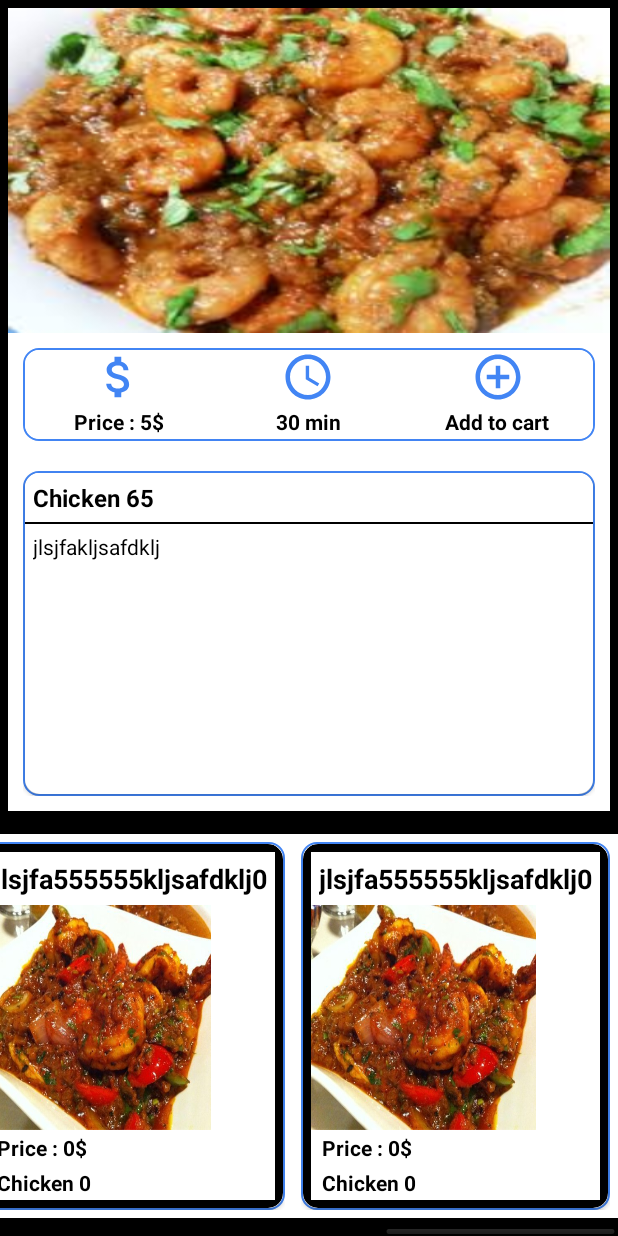
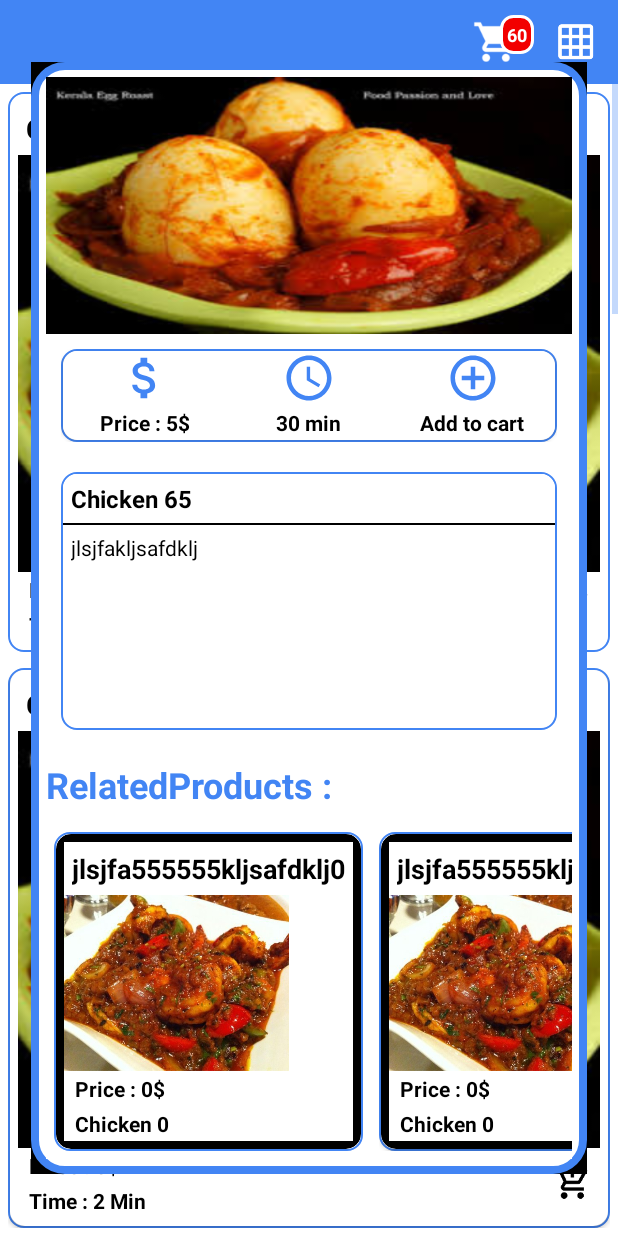
Before and after one commit to srinivasumuvva/Testing, an Android app: the ContentFragment screen opened directly, with no data from a screen before it, after a tap on "Chicken 65", on a phone screen of 412 x 824 dp. Run offline under Robolectric (Android 15) with nearby library versions, the phone set to English and light mode, and no system bars; 11 statements that could not run were skipped.

Commit message:
Bugs are fixed

```diff
--- a/app/src/main/AndroidManifest.xml
+++ b/app/src/main/AndroidManifest.xml
@@ -22,7 +22,7 @@
         <activity
             android:name=".ui.ProductDetailsRecyclerView"
             android:excludeFromRecents="true"
-            android:theme="@android:style/Theme.Dialog"></activity>
+            ></activity>
     </application>
 
 </manifest>
--- a/app/src/main/java/com/hari/restaurantdigital/adapter/DishListAdapter.java
+++ b/app/src/main/java/com/hari/restaurantdigital/adapter/DishListAdapter.java
@@ -1,9 +1,6 @@
 package com.hari.restaurantdigital.adapter;
 
 import android.content.Context;
-import android.content.Intent;
-import android.os.Bundle;
-import android.support.v4.app.FragmentTransaction;
 import android.support.v7.widget.RecyclerView;
 import android.support.v7.widget.StaggeredGridLayoutManager;
 import android.util.Log;
@@ -16,10 +13,8 @@ import android.widget.Toast;
 
 import com.hari.restaurantdigital.Model.Dish;
 import com.hari.restaurantdigital.R;
-import com.hari.restaurantdigital.fragment.SlideshowDialogFragment;
 import com.hari.restaurantdigital.interfaces.DishSelectedInterface;
 import com.hari.restaurantdigital.ui.MainActivity;
-import com.hari.restaurantdigital.ui.ProductDetailsRecyclerView;
 
 import java.util.ArrayList;
 
@@ -190,8 +185,7 @@ public class DishListAdapter extends RecyclerView.Adapter<DishListAdapter.DishLi
             itemView.setOnClickListener(new View.OnClickListener() {
                 @Override
                 public void onClick(View v) {
-                    mDishSelectedInterface.onDishSelected(mDishArrayList.get(getPosition()), getPosition());
-                    Toast.makeText(mContext,"from selected item ",Toast.LENGTH_LONG).show();
+                    mDishSelectedInterface.onFavouirteSelected(getPosition());
 
                 }
             });
--- a/app/src/main/java/com/hari/restaurantdigital/fragment/ContentFragment.java
+++ b/app/src/main/java/com/hari/restaurantdigital/fragment/ContentFragment.java
@@ -1,9 +1,5 @@
 package com.hari.restaurantdigital.fragment;
 
-import android.content.Intent;
-import android.graphics.Bitmap;
-import android.graphics.drawable.BitmapDrawable;
-import android.graphics.drawable.Drawable;
 import android.os.Bundle;
 import android.support.annotation.Nullable;
 import android.support.v4.app.ActivityCompat;
@@ -11,20 +7,15 @@ import android.support.v4.app.FragmentTransaction;
 import android.support.v7.widget.LinearLayoutManager;
 import android.support.v7.widget.RecyclerView;
 import android.support.v7.widget.StaggeredGridLayoutManager;
-import android.view.LayoutInflater;
-import android.view.Menu;
-import android.view.MenuInflater;
 import android.view.MenuItem;
 import android.view.View;
-import android.widget.TextView;
 
 import com.hari.restaurantdigital.Model.Dish;
 import com.hari.restaurantdigital.R;
 import com.hari.restaurantdigital.adapter.DishListAdapter;
 import com.hari.restaurantdigital.base.BaseFragment;
 import com.hari.restaurantdigital.interfaces.DishSelectedInterface;
-import com.hari.restaurantdigital.ui.ProductDetailsActivity;
-import com.hari.restaurantdigital.ui.ProductDetailsRecyclerView;
+import com.hari.restaurantdigital.ui.MainActivity;
 
 import java.util.ArrayList;
 import java.util.HashSet;
@@ -35,11 +26,11 @@ import java.util.HashSet;
  */
 public class ContentFragment extends BaseFragment implements DishSelectedInterface {
 
-   // TwoWayView mRecyclerView;
-    RecyclerView  mRecyclerView;
+    // TwoWayView mRecyclerView;
+    RecyclerView mRecyclerView;
     LinearLayoutManager mLinearLayoutManager;
     DishListAdapter mDishListAdapter;
-   public static ArrayList mDishArrayList;
+    public static ArrayList mDishArrayList;
     int dishImages[] = {R.drawable.nv_item1, R.drawable.nv_item2, R.drawable.nv_item3, R.drawable.nv_item4, R.drawable.nv_item5, R.drawable.nv_item6};
     ArrayList<Dish> mSelectedList = new ArrayList<>();
     HashSet<Integer> mSelectedListPosition = new HashSet<>();
@@ -68,36 +59,28 @@ public class ContentFragment extends BaseFragment implements DishSelectedInterfa
         initViews(view);
     }
 
-    /*@Nullable
-    @Override
-    public View onCreateView(LayoutInflater inflater, ViewGroup container, Bundle savedInstanceState) {
-        View view = inflater.inflate(R.layout.content_fragment, container, false);
-        prepareData();
-        initViews(view);
-        return view;
-    }*/
 
     private void prepareData() {
         mDishArrayList = new ArrayList();
-        Dish dish = new Dish(1, dishImages[getRandomNumberInRange(0, 5)], "Time : 5 Min", "Price : 5$", "Chicken 65","jlsjfakljsafdklj");
+        Dish dish = new Dish(1, dishImages[getRandomNumberInRange(0, 5)], "Time : 5 Min", "Price : 5$", "Chicken 65", "jlsjfakljsafdklj");
         mDishArrayList.add(dish);
-        dish = new Dish(1, dishImages[getRandomNumberInRange(0, 5)], "Time : 2 Min", "Price : 5$", "Guntur Chicken ","khasfkjnhakfj");
+        dish = new Dish(1, dishImages[getRandomNumberInRange(0, 5)], "Time : 2 Min", "Price : 5$", "Guntur Chicken ", "khasfkjnhakfj");
         mDishArrayList.add(dish);
-        dish = new Dish(1, dishImages[getRandomNumberInRange(0, 5)], "Time : 2 Min", "Price : 5$", "Chicken Fry","jaskhklahklg");
+        dish = new Dish(1, dishImages[getRandomNumberInRange(0, 5)], "Time : 2 Min", "Price : 5$", "Chicken Fry", "jaskhklahklg");
         mDishArrayList.add(dish);
-        dish = new Dish(1, dishImages[getRandomNumberInRange(0, 5)], "Time : 2 Min", "Price : 5$", "Chicken Biriyani","jagajhaasfkjlhsafk");
+        dish = new Dish(1, dishImages[getRandomNumberInRange(0, 5)], "Time : 2 Min", "Price : 5$", "Chicken Biriyani", "jagajhaasfkjlhsafk");
         mDishArrayList.add(dish);
-        dish = new Dish(1, dishImages[getRandomNumberInRange(0, 5)], "Time : 2 Min", "Price : 5$", "Mutton BIriyani","afjkljaafo");
+        dish = new Dish(1, dishImages[getRandomNumberInRange(0, 5)], "Time : 2 Min", "Price : 5$", "Mutton BIriyani", "afjkljaafo");
         mDishArrayList.add(dish);
-        dish = new Dish(1, dishImages[getRandomNumberInRange(0, 5)], "Time : 2 Min", "Price : 5$", "Fish Biriyani","ajklaklgjjsaf");
+        dish = new Dish(1, dishImages[getRandomNumberInRange(0, 5)], "Time : 2 Min", "Price : 5$", "Fish Biriyani", "ajklaklgjjsaf");
         mDishArrayList.add(dish);
-        dish = new Dish(1, dishImages[getRandomNumberInRange(0, 5)], "Time : 2 Min", "Price : 5$", "Fish Fry","jafafklaf");
+        dish = new Dish(1, dishImages[getRandomNumberInRange(0, 5)], "Time : 2 Min", "Price : 5$", "Fish Fry", "jafafklaf");
         mDishArrayList.add(dish);
-        dish = new Dish(1, dishImages[getRandomNumberInRange(0, 5)], "Time : 2 Min", "Price : 5$", "Chicken Tikka","jafsafkl");
+        dish = new Dish(1, dishImages[getRandomNumberInRange(0, 5)], "Time : 2 Min", "Price : 5$", "Chicken Tikka", "jafsafkl");
         mDishArrayList.add(dish);
-        dish = new Dish(1, dishImages[getRandomNumberInRange(0, 5)], "Time : 2 Min", "Price : 5$", "Chilli Chicken ","jaklafal;fsal;fkjjkl");
+        dish = new Dish(1, dishImages[getRandomNumberInRange(0, 5)], "Time : 2 Min", "Price : 5$", "Chilli Chicken ", "jaklafal;fsal;fkjjkl");
         mDishArrayList.add(dish);
-        dish = new Dish(1, dishImages[getRandomNumberInRange(0, 5)], "Time : 2 Min", "Price : 5$", "Mutton khimma","jsafklsajflsaf");
+        dish = new Dish(1, dishImages[getRandomNumberInRange(0, 5)], "Time : 2 Min", "Price : 5$", "Mutton khimma", "jsafklsajflsaf");
         mDishArrayList.add(dish);
     }
 
@@ -110,10 +93,10 @@ public class ContentFragment extends BaseFragment implements DishSelectedInterfa
 
     private void initViews(View pView) {
         mRecyclerView = (RecyclerView) pView.findViewById(R.id.recycler_view);
-        StaggeredGridLayoutManager staggeredGridLayoutManager = new StaggeredGridLayoutManager( 2,
+        StaggeredGridLayoutManager staggeredGridLayoutManager = new StaggeredGridLayoutManager(2,
                 StaggeredGridLayoutManager.VERTICAL);
         mRecyclerView.setLayoutManager(staggeredGridLayoutManager);
-      //  mLinearLayoutManager = new LinearLayoutManager(getActivity());
+        //  mLinearLayoutManager = new LinearLayoutManager(getActivity());
         mRecyclerView.setHasFixedSize(true);
         mDishListAdapter = new DishListAdapter(ContentFragment.this);
         mDishListAdapter.setData(mDishArrayList);
@@ -124,60 +107,26 @@ public class ContentFragment extends BaseFragment implements DishSelectedInterfa
 
 
     @Override
-    public void onCreateOptionsMenu(Menu menu, MenuInflater inflater) {
-        menu.clear(); //Empty the old menu
-        getActivity().getMenuInflater().inflate(R.menu.menu_main, menu);
-       // menuItem = menu.findItem(R.id.action_cart);
-       // menuItem.setIcon(buildCounterDrawable(mSelectedListPosition.size(), R.drawable.shoping_cart));
-        super.onCreateOptionsMenu(menu, inflater);
-    }
-
-
-    private Drawable buildCounterDrawable(int count, int backgroundImageId) {
-        LayoutInflater inflater = LayoutInflater.from(getActivity());
-        View view = inflater.inflate(R.layout.add_cart_counter, null);
-        view.setBackgroundResource(backgroundImageId);
-
-        if (count == 0) {
-            View counterTextPanel = view.findViewById(R.id.counterValuePanel);
-            counterTextPanel.setVisibility(View.GONE);
-        } else {
-            TextView textView = (TextView) view.findViewById(R.id.count);
-            textView.setText("" + count);
-        }
-
-        view.measure(
-                View.MeasureSpec.makeMeasureSpec(0, View.MeasureSpec.UNSPECIFIED),
-                View.MeasureSpec.makeMeasureSpec(0, View.MeasureSpec.UNSPECIFIED));
-        view.layout(0, 0, view.getMeasuredWidth(), view.getMeasuredHeight());
-
-        view.setDrawingCacheEnabled(true);
-        view.setDrawingCacheQuality(View.DRAWING_CACHE_QUALITY_HIGH);
-        Bitmap bitmap = Bitmap.createBitmap(view.getDrawingCache());
-        view.setDrawingCacheEnabled(false);
-
-        return new BitmapDrawable(getResources(), bitmap);
-    }
-
-    @Override
     public void onDishSelected(Dish pDish, int pPostion) {
-
-        Bundle bundle = new Bundle();
-        bundle.putSerializable("images", mDishArrayList);
-        bundle.putInt("position", pPostion);
-        FragmentTransaction ft = getFragmentManager().beginTransaction();
-        SlideshowDialogFragment newFragment = SlideshowDialogFragment.newInstance();
-        newFragment.setArguments(bundle);
-        newFragment.show(ft, "slideshow");
-
-        /*if (mSelectedListPosition.add(pPostion)) {
+        if (mSelectedListPosition.add(pPostion)) {
             mSelectedList.add(pDish);
             ActivityCompat.invalidateOptionsMenu(getActivity());
         } else {
             mSelectedListPosition.remove(pPostion);
             ActivityCompat.invalidateOptionsMenu(getActivity());
         }
-        Intent nextActivityIntent=new Intent(getActivity(), ProductDetailsActivity.class);
-        startActivity(nextActivityIntent);*/
+
+        ((MainActivity) getActivity()).cartSelected(mSelectedListPosition.size());
+    }
+
+    @Override
+    public void onFavouirteSelected(int pPosition) {
+        Bundle bundle = new Bundle();
+        bundle.putSerializable("images", mDishArrayList);
+        bundle.putInt("position", pPosition);
+        FragmentTransaction ft = getFragmentManager().beginTransaction();
+        SlideshowDialogFragment newFragment = SlideshowDialogFragment.newInstance();
+        newFragment.setArguments(bundle);
+        newFragment.show(ft, "slideshow");
     }
 }
--- a/app/src/main/java/com/hari/restaurantdigital/fragment/SlideshowDialogFragment.java
+++ b/app/src/main/java/com/hari/restaurantdigital/fragment/SlideshowDialogFragment.java
@@ -1,6 +1,7 @@
 package com.hari.restaurantdigital.fragment;
 
 import android.content.Context;
+import android.graphics.Point;
 import android.os.Bundle;
 import android.support.v4.app.DialogFragment;
 import android.support.v4.view.PagerAdapter;
@@ -8,9 +9,13 @@ import android.support.v4.view.ViewPager;
 import android.support.v7.widget.LinearLayoutManager;
 import android.support.v7.widget.RecyclerView;
 import android.util.Log;
+import android.view.Display;
+import android.view.Gravity;
 import android.view.LayoutInflater;
 import android.view.View;
 import android.view.ViewGroup;
+import android.view.Window;
+import android.widget.ImageView;
 import android.widget.TextView;
 
 import com.hari.restaurantdigital.Model.Dish;
@@ -28,7 +33,7 @@ public class SlideshowDialogFragment extends DialogFragment {
     private MyViewPagerAdapter myViewPagerAdapter;
     private RelatedProductsListAdapter mProductListRecyclerViewAdapter;
     private int selectedPosition = 0;
-    private ArrayList<Dish> mRelatedProducts=new ArrayList<>();
+    private ArrayList<Dish> mRelatedProducts = new ArrayList<>();
 
     static SlideshowDialogFragment newInstance() {
         SlideshowDialogFragment f = new SlideshowDialogFragment();
@@ -40,7 +45,7 @@ public class SlideshowDialogFragment extends DialogFragment {
                              Bundle savedInstanceState) {
         View v = inflater.inflate(R.layout.fragment_slid_show, container, false);
         viewPager = (ViewPager) v.findViewById(R.id.fragment_slid_show_viewpager);
-        mRecyclerView=(RecyclerView)v.findViewById(R.id.fragment_slid_show_recycler_view);
+        mRecyclerView = (RecyclerView) v.findViewById(R.id.fragment_slid_show_recycler_view);
         images = (ArrayList<Dish>) getArguments().getSerializable("images");
         selectedPosition = getArguments().getInt("position");
 
@@ -49,14 +54,29 @@ public class SlideshowDialogFragment extends DialogFragment {
 
         myViewPagerAdapter = new MyViewPagerAdapter();
         viewPager.setAdapter(myViewPagerAdapter);
-          viewPager.addOnPageChangeListener(viewPagerPageChangeListener);
+        viewPager.addOnPageChangeListener(viewPagerPageChangeListener);
         mRecyclerView.setHasFixedSize(true);
-        mRecyclerView.setLayoutManager(new LinearLayoutManager(getActivity(), LinearLayoutManager.HORIZONTAL, true));
-        mProductListRecyclerViewAdapter=new RelatedProductsListAdapter();
+        mRecyclerView.setLayoutManager(new LinearLayoutManager(getActivity(), LinearLayoutManager.HORIZONTAL, false));
+        mProductListRecyclerViewAdapter = new RelatedProductsListAdapter();
         mRecyclerView.setAdapter(mProductListRecyclerViewAdapter);
+        mRecyclerView.smoothScrollToPosition(0);
+        mRecyclerView.getLayoutManager().scrollToPosition(0);
         setCurrentItem(selectedPosition);
+        return v;
+    }
 
-        return v;
+    public void onResume() {
+        // Store access variables for window and blank point
+        Window window = getDialog().getWindow();
+        Point size = new Point();
+        // Store dimensions of the screen in `size`
+        Display display = window.getWindowManager().getDefaultDisplay();
+        display.getSize(size);
+        // Set the width of the dialog proportional to 75% of the screen width
+        window.setLayout((int) (size.x * 0.90), (int) (size.y * 0.90));
+        window.setGravity(Gravity.CENTER);
+        // Call super onResume after sizing
+        super.onResume();
     }
 
     private void setCurrentItem(int position) {
@@ -66,8 +86,8 @@ public class SlideshowDialogFragment extends DialogFragment {
 
     private void displayRelatedProducts(int selectedPosition) {
         mRelatedProducts.clear();
-        for(int index=0;index<5;index++){
-            Dish dish = new Dish(index, 0, "Time : "+index*selectedPosition+" Min", "Price : "+index*selectedPosition+"$", "Chicken "+index*selectedPosition,"jlsjfa555555kljsafdklj"+index*selectedPosition);
+        for (int index = 0; index < 5; index++) {
+            Dish dish = new Dish(index, 0, "Time : " + index * selectedPosition + " Min", "Price : " + index * selectedPosition + "$", "Chicken " + index * selectedPosition, "jlsjfa555555kljsafdklj" + index * selectedPosition);
             mRelatedProducts.add(dish);
         }
         mProductListRecyclerViewAdapter.setData(mRelatedProducts);
@@ -116,13 +136,12 @@ public class SlideshowDialogFragment extends DialogFragment {
             productContent = (TextView) itemView.findViewById(R.id.product_description);
             productTitle = (TextView) itemView.findViewById(R.id.product_details_titile);
             productPrice = (TextView) itemView.findViewById(R.id.product_details_product_price);
-
-
+            ImageView dishImage = (ImageView) itemView.findViewById(R.id.dish_image);
             Dish image = images.get(position);
-
             productContent.setText(image.getDishContent());
             productTitle.setText(image.getDishName());
             productPrice.setText(image.getDishPrice());
+            dishImage.setBackgroundResource(image.getDishImage());
             container.addView(itemView);
 
             return itemView;
--- a/app/src/main/java/com/hari/restaurantdigital/interfaces/DishSelectedInterface.java
+++ b/app/src/main/java/com/hari/restaurantdigital/interfaces/DishSelectedInterface.java
@@ -8,4 +8,5 @@ import com.hari.restaurantdigital.Model.Dish;
 
 public interface DishSelectedInterface {
    void onDishSelected(Dish pDish,int pPosition);
+   void onFavouirteSelected(int pPosition);
 }
--- a/app/src/main/java/com/hari/restaurantdigital/ui/SelectedProductListing.java
+++ b/app/src/main/java/com/hari/restaurantdigital/ui/SelectedProductListing.java
@@ -37,6 +37,7 @@ public class SelectedProductListing extends BaseActivity {
         switch (item.getItemId()) {
             case R.id.save_order:
                 Toast.makeText(SelectedProductListing.this,"Order is submited ",Toast.LENGTH_LONG).show();
+                finish();
                 return  true;
             default:
                 return super.onOptionsItemSelected(item);
--- /dev/null
+++ b/app/src/main/res/drawable/dialog_background.xml
@@ -0,0 +1,13 @@
+<?xml version="1.0" encoding="UTF-8"?>
+<shape xmlns:android="http://schemas.android.com/apk/res/android">
+    <solid android:color="#ffffff" />
+    <stroke
+        android:width="5dip"
+        android:color="@color/colorPrimary" />
+    <corners android:radius="20dip" />
+    <padding
+        android:bottom="0dip"
+        android:left="0dip"
+        android:right="0dip"
+        android:top="0dip" />
+</shape>
--- a/app/src/main/res/layout/fragment_slid_show.xml
+++ b/app/src/main/res/layout/fragment_slid_show.xml
@@ -1,23 +1,32 @@
 <?xml version="1.0" encoding="utf-8"?>
 <LinearLayout xmlns:android="http://schemas.android.com/apk/res/android"
-    android:layout_width="match_parent"
-    android:layout_height="match_parent"
+    android:layout_width="wrap_content"
+    android:layout_height="wrap_content"
+    android:background="@drawable/dialog_background"
     android:orientation="vertical">
 
     <android.support.v4.view.ViewPager
         android:id="@+id/fragment_slid_show_viewpager"
-        android:layout_width="match_parent"
+        android:layout_width="wrap_content"
         android:layout_height="0dp"
-        android:layout_weight="2"
-        android:layout_margin="5dp"
-        android:background="@android:color/black" />
+        android:layout_margin="10dp"
+        android:layout_weight="2" />
 
 
+    <TextView
+        android:layout_width="wrap_content"
+        android:layout_height="wrap_content"
+        android:textStyle="bold"
+        android:textSize="24sp"
+        android:textColor="@color/blue"
+        android:layout_marginLeft="10dp"
+        android:layout_marginRight="5dp"
+        android:text="RelatedProducts :"/>
     <android.support.v7.widget.RecyclerView
         android:id="@+id/fragment_slid_show_recycler_view"
-        android:layout_width="match_parent"
+        android:layout_width="wrap_content"
         android:layout_height="0dp"
-        android:layout_marginTop="10dp"
+        android:layout_margin="10dp"
         android:layout_weight="1"
         android:scrollbars="horizontal" />
 
--- a/app/src/main/res/layout/product_details_activity.xml
+++ b/app/src/main/res/layout/product_details_activity.xml
@@ -9,6 +9,7 @@
     tools:context=".ui.SelectedProductListing">
 
     <ImageView
+        android:id="@+id/dish_image"
         android:layout_width="match_parent"
         android:layout_height="0dp"
         android:layout_weight="1.5"
```
Also changed, not shown: app/src/main/java/com/hari/restaurantdigital/ui/MainActivity.java (+52 -5 lines).
